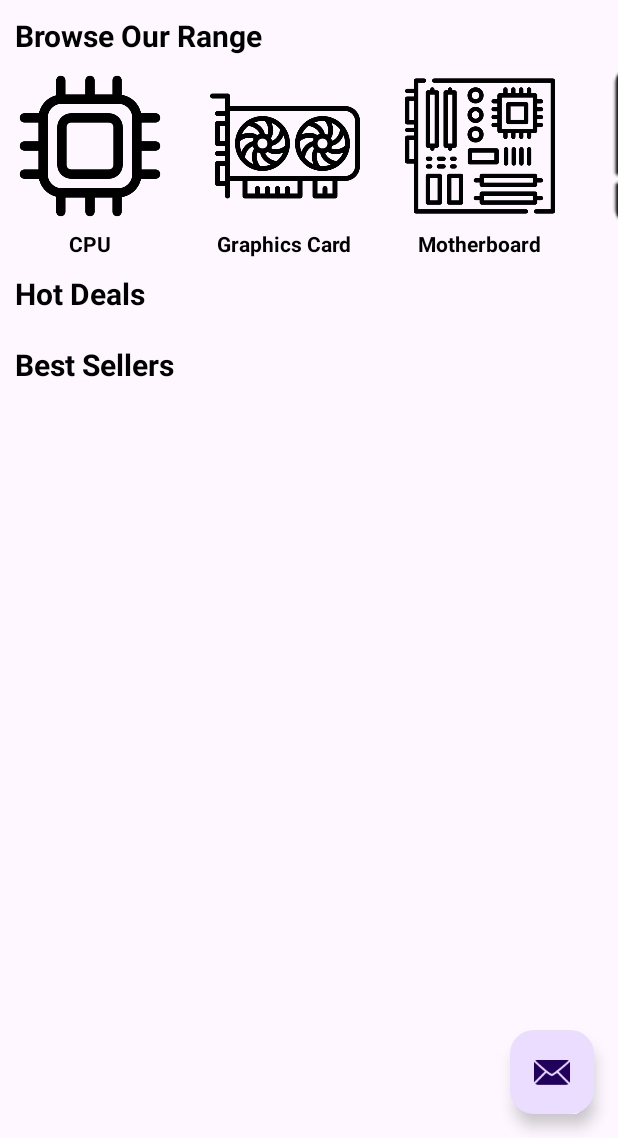
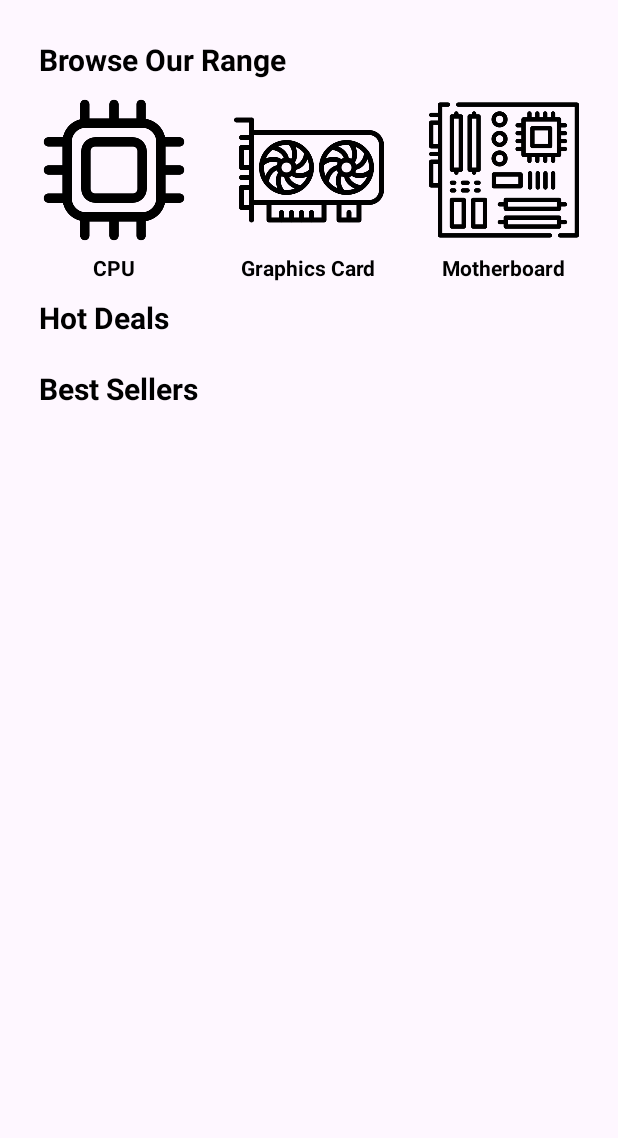
Before and after one commit to UOASOFTENG306/project-1-project-1-team-25, an Android app: the screen it shows after launch (MainActivity), on a phone screen of 412 x 824 dp, the part 98-1236 px from its top. Run offline under Robolectric (Android 15) with nearby library versions, the phone set to English and light mode, and no system bars.

Commit message:
feat: moved MainActivity contents to MainFragment

```diff
--- a/app/src/main/java/com/example/techswap/MainActivity.java
+++ b/app/src/main/java/com/example/techswap/MainActivity.java
@@ -76,36 +76,6 @@ public class MainActivity extends AppCompatActivity {
                 return false;
             }
         });
-
-
-        // initialise recycler view
-        RecyclerView recyclerView = findViewById(R.id.categoryRecyclerView);
-        LinearLayoutManager layoutManager = new LinearLayoutManager(this, LinearLayoutManager.HORIZONTAL, false);
-        recyclerView.setLayoutManager(layoutManager);
-
-        List<Integer> imageList = Arrays.asList(
-                R.drawable.cpu,
-                R.drawable.gpu,
-                R.drawable.motherboard,
-                R.drawable.harddisk,
-                R.drawable.ram,
-                R.drawable.powersupply,
-                R.drawable.pccase
-        );
-
-        List<String> captionList = Arrays.asList(
-                "CPU",
-                "Graphics Card",
-                "Motherboard",
-                "Storage",
-                "Memory",
-                "Power",
-                "Case"
-        );
-
-        CarouselAdapter adapter = new CarouselAdapter(imageList, captionList);
-        recyclerView.setAdapter(adapter);
-
     }
 
     public void onSearchIconClick(View view) {
--- /dev/null
+++ b/app/src/main/java/com/example/techswap/MainFragment.java
@@ -0,0 +1,82 @@
+package com.example.techswap;
+
+import android.os.Bundle;
+import android.view.LayoutInflater;
+import android.view.View;
+import android.view.ViewGroup;
+
+import androidx.annotation.NonNull;
+import androidx.fragment.app.Fragment;
+import androidx.navigation.fragment.NavHostFragment;
+import androidx.recyclerview.widget.LinearLayoutManager;
+import androidx.recyclerview.widget.RecyclerView;
+
+import com.example.techswap.adapters.CarouselAdapter;
+import com.example.techswap.databinding.FragmentMainBinding;
+
+import java.util.Arrays;
+import java.util.List;
+
+public class MainFragment extends Fragment {
+
+private FragmentMainBinding binding;
+
+    @Override
+    public View onCreateView(
+            LayoutInflater inflater, ViewGroup container,
+            Bundle savedInstanceState
+    ) {
+
+        binding = FragmentMainBinding.inflate(inflater, container, false);
+
+        // initialise recycler view
+        RecyclerView recyclerView = binding.categoryRecyclerView;
+        LinearLayoutManager layoutManager = new LinearLayoutManager(requireContext(), LinearLayoutManager.HORIZONTAL, false);
+        recyclerView.setLayoutManager(layoutManager);
+
+        List<Integer> imageList = Arrays.asList(
+                R.drawable.cpu,
+                R.drawable.gpu,
+                R.drawable.motherboard,
+                R.drawable.harddisk,
+                R.drawable.ram,
+                R.drawable.powersupply,
+                R.drawable.pccase
+        );
+
+        List<String> captionList = Arrays.asList(
+                "CPU",
+                "Graphics Card",
+                "Motherboard",
+                "Storage",
+                "Memory",
+                "Power",
+                "Case"
+        );
+
+        CarouselAdapter adapter = new CarouselAdapter(imageList, captionList);
+        recyclerView.setAdapter(adapter);
+
+        return binding.getRoot();
+
+    }
+
+    public void onViewCreated(@NonNull View view, Bundle savedInstanceState) {
+        super.onViewCreated(view, savedInstanceState);
+
+        binding.categoryRecyclerView.setOnClickListener(new View.OnClickListener() {
+            @Override
+            public void onClick(View view) {
+                NavHostFragment.findNavController(MainFragment.this)
+                        .navigate(R.id.action_FirstFragment_to_SecondFragment);
+            }
+        });
+    }
+
+@Override
+    public void onDestroyView() {
+        super.onDestroyView();
+        binding = null;
+    }
+
+}
--- a/app/src/main/res/layout/activity_main.xml
+++ b/app/src/main/res/layout/activity_main.xml
@@ -84,48 +84,14 @@
 
         </LinearLayout>
 
-        <LinearLayout
+        <androidx.fragment.app.FragmentContainerView
+            android:id="@+id/fragmentContainerView3"
+            android:name="com.example.techswap.MainFragment"
             android:layout_width="match_parent"
-            android:layout_height="wrap_content"
-            android:orientation="vertical">
+            android:layout_height="match_parent" />
 
-            <TextView
-                android:id="@+id/categoryHeader"
-                style="@style/HeaderText"
-                android:layout_width="match_parent"
-                android:layout_height="wrap_content"
-                android:text="@string/browse_our_range"/>
-
-            <androidx.recyclerview.widget.RecyclerView
-                android:id="@+id/categoryRecyclerView"
-                android:layout_width="match_parent"
-                android:layout_height="wrap_content"
-                android:orientation="horizontal"/>
-
-            <TextView
-                android:id="@+id/dealsHeader"
-                style="@style/HeaderText"
-                android:layout_width="match_parent"
-                android:layout_height="wrap_content"
-                android:text="@string/hot_deals"/>
-            <TextView
-                android:id="@+id/bestSellersHeader"
-                style="@style/HeaderText"
-                android:layout_width="match_parent"
-                android:layout_height="wrap_content"
-                android:text="@string/best_sellers"/>
-        </LinearLayout>
     </LinearLayout>
 
     <!--    <include layout="@layout/content_main"/>-->
 
-  <com.google.android.material.floatingactionbutton.FloatingActionButton
-  android:id="@+id/fab"
-  android:layout_width="wrap_content"
-  android:layout_height="wrap_content"
-  android:layout_gravity="bottom|end"
-  android:layout_marginEnd="@dimen/fab_margin"
-  android:layout_marginBottom="16dp"
-  app:srcCompat="@android:drawable/ic_dialog_email" />
-
 </androidx.coordinatorlayout.widget.CoordinatorLayout>
--- a/app/src/main/res/layout/fragment_second.xml
+++ b/app/src/main/res/layout/fragment_details.xml
@@ -5,7 +5,7 @@
     xmlns:tools="http://schemas.android.com/tools"
     android:layout_width="match_parent"
     android:layout_height="match_parent"
-    tools:context=".SecondFragment">
+    tools:context=".DetailsFragment">
     <androidx.constraintlayout.widget.ConstraintLayout
         android:layout_width="match_parent"
         android:layout_height="match_parent"
--- /dev/null
+++ b/app/src/main/res/layout/fragment_main.xml
@@ -0,0 +1,50 @@
+<?xml version="1.0" encoding="utf-8"?>
+<androidx.core.widget.NestedScrollView
+    xmlns:android="http://schemas.android.com/apk/res/android"
+    xmlns:app="http://schemas.android.com/apk/res-auto"
+    xmlns:tools="http://schemas.android.com/tools"
+    android:layout_width="match_parent"
+    android:layout_height="match_parent"
+    tools:context=".MainFragment">
+    <androidx.constraintlayout.widget.ConstraintLayout
+        android:layout_width="match_parent"
+        android:layout_height="match_parent"
+        android:padding="16dp">
+
+        <LinearLayout
+            android:layout_width="match_parent"
+            android:layout_height="wrap_content"
+            android:orientation="vertical"
+            app:layout_constraintEnd_toEndOf="parent"
+            app:layout_constraintStart_toStartOf="parent"
+            app:layout_constraintTop_toTopOf="parent">
+
+            <TextView
+                android:id="@+id/categoryHeader"
+                style="@style/HeaderText"
+                android:layout_width="match_parent"
+                android:layout_height="wrap_content"
+                android:text="@string/browse_our_range" />
+
+            <androidx.recyclerview.widget.RecyclerView
+                android:id="@+id/categoryRecyclerView"
+                android:layout_width="match_parent"
+                android:layout_height="wrap_content"
+                android:orientation="horizontal" />
+
+            <TextView
+                android:id="@+id/dealsHeader"
+                style="@style/HeaderText"
+                android:layout_width="match_parent"
+                android:layout_height="wrap_content"
+                android:text="@string/hot_deals" />
+
+            <TextView
+                android:id="@+id/bestSellersHeader"
+                style="@style/HeaderText"
+                android:layout_width="match_parent"
+                android:layout_height="wrap_content"
+                android:text="@string/best_sellers" />
+        </LinearLayout>
+    </androidx.constraintlayout.widget.ConstraintLayout>
+</androidx.core.widget.NestedScrollView>
```
Also changed, not shown: app/src/main/java/com/example/techswap/DetailsFragment.java (renamed from app/src/main/java/com/example/techswap/SecondFragment.java, +6 -5 lines), app/src/main/java/com/example/techswap/FirstFragment.java (deleted, +0 -46 lines), app/src/main/res/layout/fragment_first.xml (deleted, +0 -34 lines), app/src/main/res/navigation/nav_graph.xml (+4 -4 lines).
